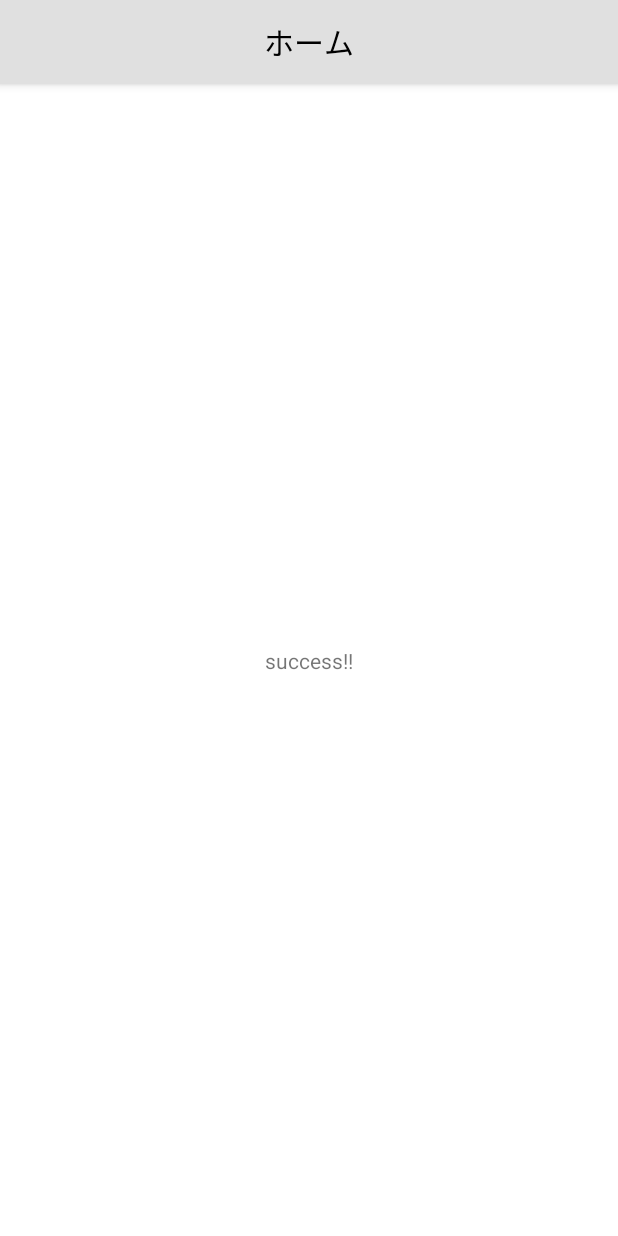
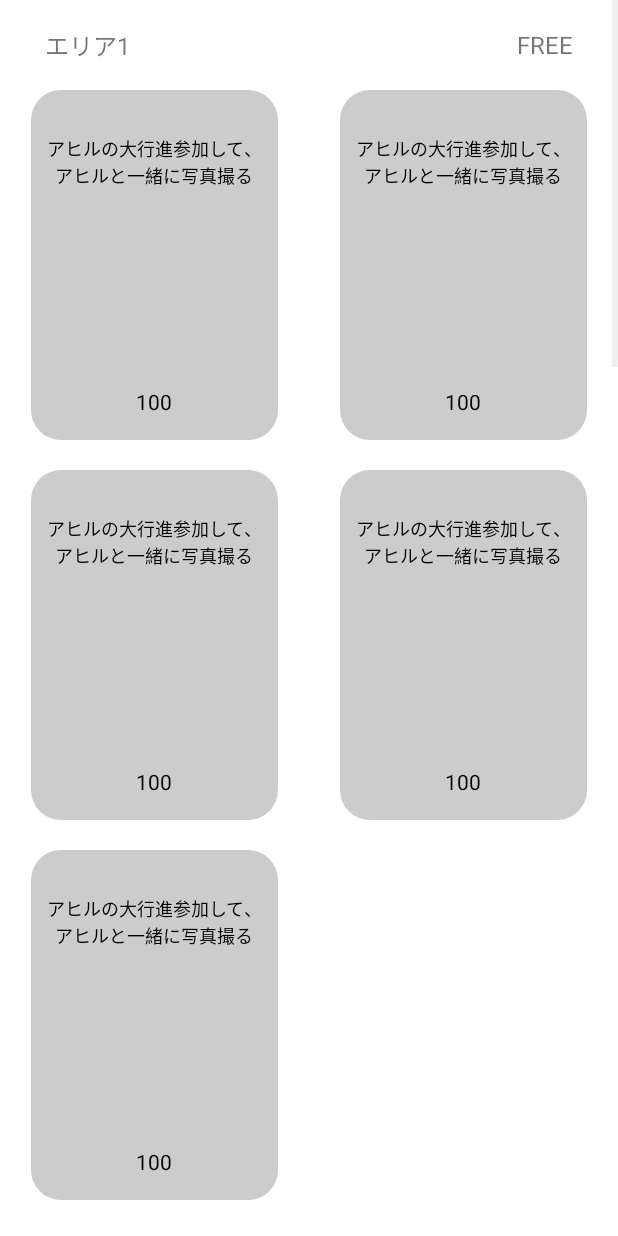
Before and after one commit to Oyama-Kohei/photo_contribution_app, an Android app: the HomeActivity screen opened directly, with no data from a screen before it, on a phone screen of 412 x 824 dp. Run offline under Robolectric (Android 15) with nearby library versions, the phone set to English and light mode, and no system bars; our stand-ins replace data binding.

Commit message:
アクティビティページの作成

```diff
--- a/app/build.gradle
+++ b/app/build.gradle
@@ -53,6 +53,7 @@ dependencies {
     implementation 'com.squareup.retrofit2:retrofit:2.9.0'
     implementation 'com.squareup.retrofit2:converter-gson:2.9.0'
     implementation 'androidx.test:core-ktx:1.5.0'
+    implementation 'androidx.gridlayout:gridlayout:1.0.0'
     testImplementation 'junit:junit:4.13.2'
     testImplementation 'org.mockito:mockito-core:5.3.1'
     testImplementation 'androidx.arch.core:core-testing:2.2.0'
--- a/app/src/main/java/com/example/android_trip_2023_app/activity/HomeActivity.kt
+++ b/app/src/main/java/com/example/android_trip_2023_app/activity/HomeActivity.kt
@@ -15,6 +15,5 @@ class HomeActivity : AppCompatActivity() {
     override fun onCreate(savedInstanceState: Bundle?) {
         super.onCreate(savedInstanceState)
         setContentView(R.layout.activity_home)
-        setSupportActionBar(findViewById(R.id.home_toolbar_main))
     }
 }
--- a/app/src/main/java/com/example/android_trip_2023_app/activity/LoginActivity.kt
+++ b/app/src/main/java/com/example/android_trip_2023_app/activity/LoginActivity.kt
@@ -11,7 +11,6 @@ class LoginActivity : AppCompatActivity() {
     override fun onCreate(savedInstanceState: Bundle?) {
         super.onCreate(savedInstanceState)
         setContentView(R.layout.activity_login)
-        setSupportActionBar(findViewById(R.id.login_toolbar_main))
     }
 
     override fun onTouchEvent(event: MotionEvent?): Boolean {
--- /dev/null
+++ b/app/src/main/java/com/example/android_trip_2023_app/adapter/AreaActivityGridAdapter.kt
@@ -0,0 +1,51 @@
+package com.example.android_trip_2023_app.adapter
+
+import android.annotation.SuppressLint
+import android.content.Context
+import android.content.res.Resources
+import android.view.LayoutInflater
+import android.view.View
+import android.view.ViewGroup
+import android.widget.AbsListView
+import android.widget.BaseAdapter
+import android.widget.TextView
+import com.example.android_trip_2023_app.R
+import com.example.android_trip_2023_app.model.ActivityData
+
+class AreaActivityGridAdapter(private val context: Context, private val itemList: List<ActivityData>) : BaseAdapter() {
+
+    override fun getCount(): Int {
+        return itemList.size
+    }
+
+    override fun getItem(position: Int): Any {
+        return itemList[position]
+    }
+
+    override fun getItemId(position: Int): Long {
+        return position.toLong()
+    }
+
+    @SuppressLint("ViewHolder", "InflateParams")
+    override fun getView(position: Int, convertView: View?, parent: ViewGroup?): View {
+        val inflater = context.getSystemService(Context.LAYOUT_INFLATER_SERVICE) as LayoutInflater
+        val gridViewItem = inflater.inflate(R.layout.area_activity_grid_item, null)
+
+        val activityTitle = gridViewItem.findViewById<TextView>(R.id.activity_title)
+        val activityPoint = gridViewItem.findViewById<TextView>(R.id.activity_point)
+
+        // itemListからデータを取得してTextViewに設定
+        val item = itemList[position]
+        activityTitle.text = item.activity_title
+        activityPoint.text = item.point.toString()
+
+        val screenWidth = Resources.getSystem().displayMetrics.widthPixels
+
+        // Gridアイテムの高さを指定
+        val itemWidth = screenWidth * 2 / 5
+        val itemHeight = 350
+        gridViewItem.layoutParams = AbsListView.LayoutParams(itemWidth, itemHeight)
+
+        return gridViewItem
+    }
+}
--- /dev/null
+++ b/app/src/main/java/com/example/android_trip_2023_app/adapter/AreaActivityListAdapter.kt
@@ -0,0 +1,58 @@
+package com.example.android_trip_2023_app.adapter
+
+import android.content.Context
+import android.view.LayoutInflater
+import android.view.View
+import android.view.ViewGroup
+import android.widget.ArrayAdapter
+import android.widget.GridView
+import android.widget.TextView
+import com.example.android_trip_2023_app.R
+import com.example.android_trip_2023_app.model.ActivityResponse
+import kotlin.math.ceil
+
+class AreaActivityListAdapter(context: Context, private val dataList: List<ActivityResponse>) :
+    ArrayAdapter<ActivityResponse>(context, R.layout.area_activity_list_item, dataList) {
+
+    override fun getView(position: Int, convertView: View?, parent: ViewGroup): View {
+        var rowView = convertView
+        val viewHolder: ViewHolder
+
+        if (rowView == null) {
+            val inflater = context.getSystemService(Context.LAYOUT_INFLATER_SERVICE) as LayoutInflater
+            rowView = inflater.inflate(R.layout.area_activity_list_item, parent, false)
+
+            // データを取得
+            val data = dataList[position]
+
+            val gridHeight = calculateGridViewHeight(data.activity_list.size)
+            rowView.layoutParams.height = gridHeight
+
+            // ViewHolderを初期化
+            viewHolder = ViewHolder()
+            viewHolder.textView = rowView.findViewById(R.id.area_title)
+            viewHolder.gridView = rowView.findViewById(R.id.area_activity_grid)
+
+            rowView.tag = viewHolder
+
+            // データをテキストビューに表示
+            viewHolder.textView.text = data.area_name
+
+            // GridViewのアダプターを初期化し、データをバインド
+            val gridAdapter = AreaActivityGridAdapter(context, data.activity_list)
+            viewHolder.gridView.adapter = gridAdapter
+        }
+        return rowView!!
+    }
+
+    // ViewHolderパターンを使用してビューホルダーをキャッシュ
+    private class ViewHolder {
+        lateinit var textView: TextView
+        lateinit var gridView: GridView // GridViewを追加
+    }
+
+    private fun calculateGridViewHeight(dataSize: Int): Int {
+        val numRows = ceil((dataSize.toDouble() / 2))
+        return (400 * numRows).toInt() + 200
+    }
+}
--- /dev/null
+++ b/app/src/main/java/com/example/android_trip_2023_app/fragment/HomeFragment.kt
@@ -0,0 +1,56 @@
+package com.example.android_trip_2023_app.fragment
+
+import android.app.AlertDialog
+import android.os.Bundle
+import androidx.fragment.app.Fragment
+import android.view.LayoutInflater
+import android.view.View
+import android.view.ViewGroup
+import android.widget.ListView
+import androidx.lifecycle.ViewModelProvider
+import com.example.android_trip_2023_app.R
+import com.example.android_trip_2023_app.adapter.AreaActivityListAdapter
+import com.example.android_trip_2023_app.databinding.FragmentHomeBinding
+import com.example.android_trip_2023_app.view_model.HomeViewModel
+
+class HomeFragment : Fragment() {
+    private lateinit var viewModel: HomeViewModel
+    private lateinit var binding: FragmentHomeBinding
+
+    override fun onCreateView(
+        inflater: LayoutInflater,
+        container: ViewGroup?,
+        savedInstanceState: Bundle?,
+    ): View {
+        binding = FragmentHomeBinding.inflate(inflater, container, false)
+        viewModel = ViewModelProvider(this)[HomeViewModel::class.java]
+
+        binding.viewModel = viewModel
+        binding.lifecycleOwner = viewLifecycleOwner
+        return binding.root
+    }
+
+    override fun onViewCreated(view: View, savedInstanceState: Bundle?) {
+        super.onViewCreated(view, savedInstanceState)
+
+        val listView: ListView = view.findViewById(R.id.area_activity_list)
+
+        viewModel.activityData.observe(
+            viewLifecycleOwner,
+        ) {
+            val areaActivityListAdapter = AreaActivityListAdapter(requireContext(), it)
+            listView.adapter = areaActivityListAdapter
+        }
+
+        viewModel.errorDialogMsg.observe(
+            viewLifecycleOwner,
+        ) { msg ->
+            if (msg.isNotEmpty()) {
+                AlertDialog.Builder(context, R.style.AlertDialog)
+                    .setMessage(msg)
+                    .setPositiveButton("はい", null)
+                    .show()
+            }
+        }
+    }
+}
--- a/app/src/main/java/com/example/android_trip_2023_app/fragment/LoginFragment.kt
+++ b/app/src/main/java/com/example/android_trip_2023_app/fragment/LoginFragment.kt
@@ -41,8 +41,10 @@ class LoginFragment : Fragment() {
         viewModel.onTransit.observe(
             viewLifecycleOwner,
         ) {
-            val intent = HomeActivity.getIntent(requireContext())
-            startActivity(intent)
+            if(it) {
+                val intent = HomeActivity.getIntent(requireContext())
+                startActivity(intent)
+            }
         }
 
         viewModel.errorDialogMsg.observe(
--- /dev/null
+++ b/app/src/main/java/com/example/android_trip_2023_app/model/ActivityResponse.kt
@@ -0,0 +1,12 @@
+package com.example.android_trip_2023_app.model
+
+data class ActivityResponse(
+    val area_name: String,
+    val activity_list: List<ActivityData>,
+)
+
+data class ActivityData(
+    val activity_id: String,
+    val activity_title: String,
+    val point: Int,
+)
--- /dev/null
+++ b/app/src/main/java/com/example/android_trip_2023_app/view_model/HomeViewModel.kt
@@ -0,0 +1,95 @@
+package com.example.android_trip_2023_app.view_model
+
+import androidx.lifecycle.LiveData
+import androidx.lifecycle.MutableLiveData
+import androidx.lifecycle.ViewModel
+import com.example.android_trip_2023_app.model.ActivityData
+import com.example.android_trip_2023_app.model.ActivityResponse
+
+class HomeViewModel : ViewModel() {
+    val activityData: LiveData<List<ActivityResponse>> get() = _activityData
+    val errorDialogMsg: LiveData<String> get() = _errorDialogMsg
+
+    private var _activityData = MutableLiveData<List<ActivityResponse>>()
+    private var _errorDialogMsg = MutableLiveData<String>()
+
+    init {
+        val newData = fetchDataFromRepository()
+        _activityData.value = newData
+    }
+
+    private fun fetchDataFromRepository(): List<ActivityResponse> {
+        return listOf(
+            ActivityResponse(
+                "エリア1",
+                listOf(
+                    ActivityData(
+                        "001",
+                        "アヒルの大行進参加して、アヒルと一緒に写真撮る",
+                        100,
+                    ),
+                    ActivityData(
+                        "001",
+                        "アヒルの大行進参加して、アヒルと一緒に写真撮る",
+                        100,
+                    ),
+                    ActivityData(
+                        "001",
+                        "アヒルの大行進参加して、アヒルと一緒に写真撮る",
+                        100,
+                    ),
+                    ActivityData(
+                        "001",
+                        "アヒルの大行進参加して、アヒルと一緒に写真撮る",
+                        100,
+                    ),
+                    ActivityData(
+                        "001",
+                        "アヒルの大行進参加して、アヒルと一緒に写真撮る",
+                        100,
+                    ),
+                ),
+            ),
+            ActivityResponse(
+                "エリア2",
+                listOf(
+                    ActivityData(
+                        "002",
+                        "子豚のレース参加して1位を当てた",
+                        100,
+                    ),
+                    ActivityData(
+                        "002",
+                        "子豚のレース参加して1位を当てた",
+                        100,
+                    ),
+                    ActivityData(
+                        "002",
+                        "子豚のレース参加して1位を当てた",
+                        100,
+                    ),
+                ),
+            ),
+            ActivityResponse(
+                "エリア3",
+                listOf(
+                    ActivityData(
+                        "003",
+                        "わんわんバスに乗って写真を撮る",
+                        100,
+                    ),
+                    ActivityData(
+                        "003",
+                        "わんわんバスに乗って写真を撮る",
+                        100,
+                    ),
+                    ActivityData(
+                        "001",
+                        "アヒルの大行進参加して、アヒルと一緒に写真撮る",
+                        100,
+                    ),
+                ),
+            ),
+        )
+    }
+}
--- a/app/src/main/java/com/example/android_trip_2023_app/view_model/LoginViewModel.kt
+++ b/app/src/main/java/com/example/android_trip_2023_app/view_model/LoginViewModel.kt
@@ -26,11 +26,15 @@ class LoginViewModel : ViewModel() {
     private var _errorDialogMsg = MutableLiveData<String>()
 
     var repository = LoginApiRepositoryImpl()
+    var validator = Validator()
 
     fun login(context: Context) {
+        _onTransit.postValue(true)
+        return
+
         // バリデーションチェック処理
-        val mailValidationResult = Validator().mailValidation(id.value.toString())
-        val passValidationResult = Validator().passwordValidation(password.value.toString())
+        val mailValidationResult = validator.mailValidation(id.value.toString())
+        val passValidationResult = validator.passwordValidation(password.value.toString())
         idErrorMsg.postValue(mailValidationResult)
         passwordErrorMsg.postValue(passValidationResult)
         if (mailValidationResult.isNotEmpty() || passValidationResult.isNotEmpty()) {
@@ -41,7 +45,12 @@ class LoginViewModel : ViewModel() {
             try {
                 when (val result = repository.postLogin(id.value.toString(), password.value.toString())) {
                     is Success<LoginResponse> -> _onTransit.postValue(true)
-                    is UnauthorisedResponse<LoginResponse> -> _errorDialogMsg.postValue(result.data!!.message)
+                    is UnauthorisedResponse<LoginResponse> ->
+                        if(result.data != null) {
+                            _errorDialogMsg.postValue(result.data.message)
+                        } else {
+                            _errorDialogMsg.postValue(context.getString(R.string.unexpected_error_dialog))
+                        }
                     is NetworkException -> _errorDialogMsg.postValue(context.getString(R.string.unexpected_error_dialog))
                     is TimeoutException -> _errorDialogMsg.postValue(context.getString(R.string.unexpected_error_dialog))
                     is DecodeException -> _errorDialogMsg.postValue(context.getString(R.string.unexpected_error_dialog))
--- /dev/null
+++ b/app/src/main/res/drawable/area_activity_grid_item_background.xml
@@ -0,0 +1,5 @@
+<shape xmlns:android="http://schemas.android.com/apk/res/android"
+    android:shape="rectangle">
+    <solid android:color="#CCCCCC" /> <!-- グレーの色を指定 -->
+    <corners android:radius="20sp" /> <!-- 角の丸みを指定 -->
+</shape>
--- a/app/src/main/res/layout/activity_home.xml
+++ b/app/src/main/res/layout/activity_home.xml
@@ -1,26 +1,17 @@
 <?xml version="1.0" encoding="utf-8"?>
 <androidx.constraintlayout.widget.ConstraintLayout xmlns:android="http://schemas.android.com/apk/res/android"
-    xmlns:app="http://schemas.android.com/apk/res-auto"
     xmlns:tools="http://schemas.android.com/tools"
+    android:id="@+id/container"
     android:layout_width="match_parent"
     android:layout_height="match_parent"
     tools:context=".activity.HomeActivity">
 
-    <com.google.android.material.appbar.MaterialToolbar
-        android:id="@+id/home_toolbar_main"
+    <androidx.fragment.app.FragmentContainerView
+        android:id="@+id/login_fragment"
         android:layout_width="match_parent"
-        android:layout_height="?attr/actionBarSize"
-        layout_constraintTop_toTopOf="parent"
-        app:titleCentered="true"/>
+        android:layout_height="match_parent"
+        android:name="com.example.android_trip_2023_app.fragment.HomeFragment">
 
-    <TextView
-        android:id="@+id/textView"
-        android:layout_marginTop="?attr/actionBarSize"
-        android:layout_width="wrap_content"
-        android:layout_height="wrap_content"
-        android:text="@string/success"
-        app:layout_constraintBottom_toBottomOf="parent"
-        app:layout_constraintEnd_toEndOf="parent"
-        app:layout_constraintStart_toStartOf="parent"
-        app:layout_constraintTop_toTopOf="parent" />
+    </androidx.fragment.app.FragmentContainerView>
+
 </androidx.constraintlayout.widget.ConstraintLayout>
--- a/app/src/main/res/layout/activity_login.xml
+++ b/app/src/main/res/layout/activity_login.xml
@@ -1,19 +1,11 @@
 <?xml version="1.0" encoding="utf-8"?>
 <androidx.constraintlayout.widget.ConstraintLayout xmlns:android="http://schemas.android.com/apk/res/android"
     xmlns:tools="http://schemas.android.com/tools"
-    xmlns:app="http://schemas.android.com/apk/res-auto"
     android:id="@+id/container"
     android:layout_width="match_parent"
     android:layout_height="match_parent"
     tools:context=".activity.LoginActivity"
     android:windowFullscreen="false">
-
-    <com.google.android.material.appbar.MaterialToolbar
-        android:id="@+id/login_toolbar_main"
-        android:layout_width="match_parent"
-        android:layout_height="?attr/actionBarSize"
-        layout_constraintTop_toTopOf="parent"
-        app:titleCentered="true"/>
 
     <androidx.fragment.app.FragmentContainerView
         android:id="@+id/login_fragment"
@@ -21,7 +13,6 @@
         android:layout_height="match_parent"
         android:layout_marginTop="?attr/actionBarSize"
         android:name="com.example.android_trip_2023_app.fragment.LoginFragment">
-<!--        layout_constraintTop_toBottomOf="@id/login_toolbar_main">-->
 
     </androidx.fragment.app.FragmentContainerView>
 
--- /dev/null
+++ b/app/src/main/res/layout/area_activity_grid_item.xml
@@ -0,0 +1,39 @@
+<FrameLayout xmlns:android="http://schemas.android.com/apk/res/android"
+    xmlns:app="http://schemas.android.com/apk/res-auto"
+    xmlns:tools="http://schemas.android.com/tools"
+    android:layout_width="match_parent"
+    android:layout_height="wrap_content"
+    android:gravity="center"
+    android:background="@drawable/area_activity_grid_item_background">
+
+    <androidx.constraintlayout.widget.ConstraintLayout
+        android:layout_width="match_parent"
+        android:layout_height="match_parent">
+
+        <TextView
+            android:id="@+id/activity_title"
+            android:layout_width="match_parent"
+            android:layout_height="wrap_content"
+            android:layout_marginTop="30dp"
+            android:gravity="center"
+            android:paddingHorizontal="10sp"
+            android:textAlignment="center"
+            android:textColor="#000"
+            android:textSize="12sp"
+            app:layout_constraintTop_toTopOf="parent"
+            tools:layout_editor_absoluteX="0dp" />
+
+        <TextView
+            android:id="@+id/activity_point"
+            android:layout_width="match_parent"
+            android:layout_height="wrap_content"
+            android:layout_marginBottom="16dp"
+            android:gravity="center"
+            android:paddingTop="5sp"
+            android:textAlignment="center"
+            android:textColor="#000"
+            android:textSize="14sp"
+            app:layout_constraintBottom_toBottomOf="parent"
+            tools:layout_editor_absoluteX="0dp"/>
+    </androidx.constraintlayout.widget.ConstraintLayout>
+</FrameLayout>
--- /dev/null
+++ b/app/src/main/res/layout/area_activity_list_item.xml
@@ -0,0 +1,47 @@
+<FrameLayout xmlns:android="http://schemas.android.com/apk/res/android"
+    xmlns:app="http://schemas.android.com/apk/res-auto"
+    xmlns:tools="http://schemas.android.com/tools"
+    android:layout_width="match_parent"
+    android:layout_height="match_parent">
+
+    <androidx.constraintlayout.widget.ConstraintLayout
+        android:layout_width="match_parent"
+        android:layout_height="match_parent"
+        android:layout_gravity="start">
+
+        <TextView
+            android:id="@+id/area_title"
+            android:layout_width="wrap_content"
+            android:layout_height="40sp"
+            android:gravity="center"
+            android:textAlignment="center"
+            android:layout_marginVertical="10sp"
+            android:paddingStart="30sp"
+            android:textSize="16sp"
+            app:layout_constraintStart_toStartOf="parent"
+            app:layout_constraintTop_toTopOf="parent" />
+        <TextView
+            android:id="@+id/free"
+            android:layout_width="wrap_content"
+            android:layout_height="40sp"
+            android:gravity="center"
+            android:textAlignment="center"
+            android:layout_marginVertical="10sp"
+            android:paddingEnd="30sp"
+            android:textSize="16sp"
+            android:text="FREE"
+            app:layout_constraintEnd_toEndOf="parent"
+            app:layout_constraintTop_toTopOf="parent" />
+
+        <GridView
+            android:id="@+id/area_activity_grid"
+            android:layout_width="match_parent"
+            android:layout_height="match_parent"
+            android:layout_marginTop="60dp"
+            android:gravity="center"
+            android:isScrollContainer="false"
+            android:verticalSpacing="20sp"
+            android:numColumns="2"
+            app:layout_constraintTop_toBottomOf="@+id/area_title"/>
+    </androidx.constraintlayout.widget.ConstraintLayout>
+</FrameLayout>
--- /dev/null
+++ b/app/src/main/res/layout/fragment_home.xml
@@ -0,0 +1,25 @@
+<?xml version="1.0" encoding="utf-8"?>
+<layout xmlns:android="http://schemas.android.com/apk/res/android">
+
+    <data>
+        <variable
+            name="viewModel"
+            type="com.example.android_trip_2023_app.view_model.HomeViewModel" />
+    </data>
+    <LinearLayout
+        android:layout_width="match_parent"
+        android:layout_height="wrap_content"
+        android:orientation="vertical">
+
+
+        <androidx.constraintlayout.widget.ConstraintLayout
+            android:layout_width="match_parent"
+            android:layout_height="match_parent">
+            <ListView
+                android:id="@+id/area_activity_list"
+                android:layout_width="match_parent"
+                android:layout_height="match_parent" />
+
+        </androidx.constraintlayout.widget.ConstraintLayout>
+    </LinearLayout>
+</layout>
--- a/app/src/main/res/layout/fragment_login.xml
+++ b/app/src/main/res/layout/fragment_login.xml
@@ -3,7 +3,6 @@
     xmlns:app="http://schemas.android.com/apk/res-auto">
 
     <data>
-
         <variable
             name="viewModel"
             type="com.example.android_trip_2023_app.view_model.LoginViewModel" />
--- /dev/null
+++ b/app/src/main/res/menu/home_bottom_navigation_menu.xml
@@ -0,0 +1,11 @@
+<menu xmlns:tools="http://schemas.android.com/tools"
+    xmlns:android="http://schemas.android.com/apk/res/android"
+    tools:ignore="MissingDefaultResource">
+    <item
+        android:id="@+id/navigation_dashboard"
+        android:title="Dashboard"/>
+
+    <item
+        android:id="@+id/navigation_notifications"
+        android:title="Notifications"/>
+</menu>
--- a/app/src/main/res/values/strings.xml
+++ b/app/src/main/res/values/strings.xml
@@ -9,4 +9,6 @@
     <string name="login">ログイン</string>
     <!-- ホーム画面 -->
     <string name="success">success!!</string>
+    <!-- TODO: Remove or change this placeholder text -->
+    <string name="hello_blank_fragment">Hello blank fragment</string>
 </resources>
```
